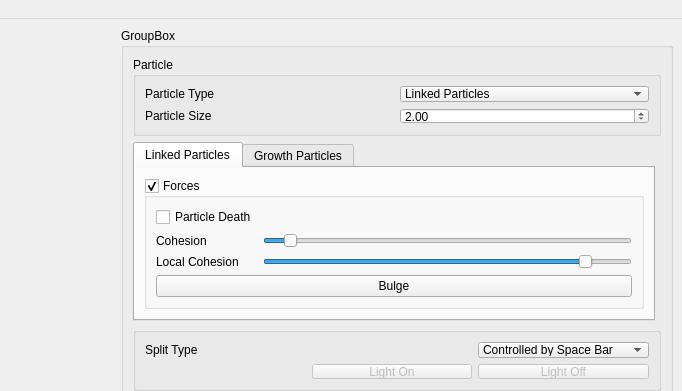
The window that ui/GUI.ui (eulersson/CellGrowth) describes before a commit, drawn with Qt 5; both pictures show x 440 to 1122 and y 0 to 391 of the 1122 by 584 pixel window.
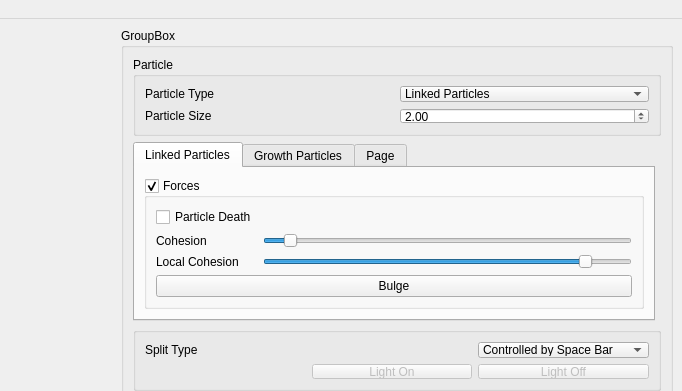
The same window after the commit. The open tabs and pages were chosen to show the change.

Commit message: Automata particles now working using adaptation of Conway's Game Of Life Algorithm. Beginning to add automata features to the UI.

Patch:
```diff
--- a/ui/GUI.ui
+++ b/ui/GUI.ui
@@ -224,6 +224,11 @@
            </item>
           </layout>
          </widget>
+         <widget class="QWidget" name="m_automataParticleTab">
+          <attribute name="title">
+           <string>Page</string>
+          </attribute>
+         </widget>
         </widget>
        </item>
        <item row="2" column="0" colspan="2">
```
Left out of the diff: 7 changed lines with no effect on the pictures. The commit also changes 5 other files.
